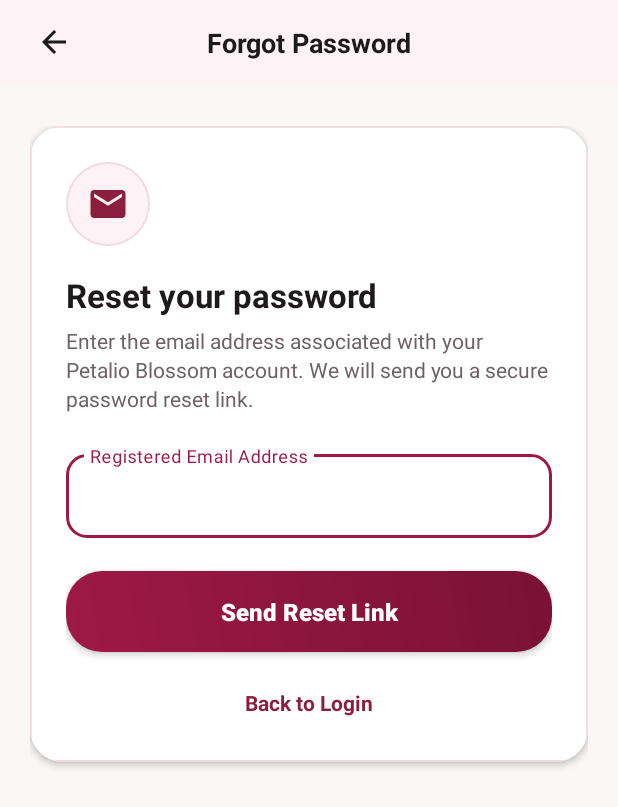
After one commit to Tharushi200/petalio-blossom, an Android app: the ForgotPasswordActivity screen opened directly, with no data from a screen before it, on a phone screen of 412 x 824 dp. The commit adds this screen. Shown: the top 807 px of the screen. Run offline under Robolectric (Android 15) with nearby library versions, the phone set to English and light mode, and no system bars.

Commit message:
feat(mobile,backend): implement Forgot Password email link flow with Nodemailer

```diff
--- a/mobile_app/app/src/main/AndroidManifest.xml
+++ b/mobile_app/app/src/main/AndroidManifest.xml
@@ -28,6 +28,10 @@
 
         <activity
             android:name=".RegisterActivity"
+            android:exported="false" />
+
+        <activity
+            android:name=".ForgotPasswordActivity"
             android:exported="false" />
 
         <!-- Customer Main Navigation Activity (Hosts Browse, Cart, Orders, Profile) -->
--- /dev/null
+++ b/mobile_app/app/src/main/java/com/petalio/blossom/ForgotPasswordActivity.java
@@ -0,0 +1,157 @@
+package com.petalio.blossom;
+
+import android.os.Bundle;
+import android.util.Patterns;
+import android.view.View;
+import android.widget.Button;
+import android.widget.ImageView;
+import android.widget.ProgressBar;
+import android.widget.TextView;
+import android.widget.Toast;
+
+import androidx.annotation.NonNull;
+import androidx.appcompat.app.AppCompatActivity;
+import androidx.cardview.widget.CardView;
+
+import com.google.android.material.textfield.TextInputEditText;
+import com.google.android.material.textfield.TextInputLayout;
+import com.petalio.blossom.network.ApiClient;
+import com.petalio.blossom.network.CommonResponse;
+import com.petalio.blossom.network.ForgotPasswordRequest;
+
+import retrofit2.Call;
+import retrofit2.Callback;
+import retrofit2.Response;
+
+/**
+ * ForgotPasswordActivity requests an email password-reset link via POST /api/auth/forgot-password
+ * and displays a clear inbox confirmation state.
+ */
+public class ForgotPasswordActivity extends AppCompatActivity {
+
+    public static final String EXTRA_PREFILL_EMAIL = "PREFILL_EMAIL";
+
+    private ImageView btnBackForgot;
+    private CardView cardForgotForm;
+    private CardView cardForgotConfirmation;
+    private TextInputLayout tilForgotEmail;
+    private TextInputEditText etForgotEmail;
+    private Button btnSendResetLink;
+    private ProgressBar pbForgotLoading;
+    private TextView tvCancelBackToLogin;
+    private TextView tvResetSentMessage;
+    private Button btnBackToLogin;
+    private TextView tvTryAnotherEmail;
+
+    @Override
+    protected void onCreate(Bundle savedInstanceState) {
+        super.onCreate(savedInstanceState);
+        setContentView(R.layout.activity_forgot_password);
+
+        initViews();
+        prefillEmailFromIntent();
+        setupListeners();
+    }
+
+    private void initViews() {
+        btnBackForgot = findViewById(R.id.btnBackForgot);
+        cardForgotForm = findViewById(R.id.cardForgotForm);
+        cardForgotConfirmation = findViewById(R.id.cardForgotConfirmation);
+        tilForgotEmail = findViewById(R.id.tilForgotEmail);
+        etForgotEmail = findViewById(R.id.etForgotEmail);
+        btnSendResetLink = findViewById(R.id.btnSendResetLink);
+        pbForgotLoading = findViewById(R.id.pbForgotLoading);
+        tvCancelBackToLogin = findViewById(R.id.tvCancelBackToLogin);
+        tvResetSentMessage = findViewById(R.id.tvResetSentMessage);
+        btnBackToLogin = findViewById(R.id.btnBackToLogin);
+        tvTryAnotherEmail = findViewById(R.id.tvTryAnotherEmail);
+    }
+
+    private void prefillEmailFromIntent() {
+        String prefill = getIntent().getStringExtra(EXTRA_PREFILL_EMAIL);
+        if (prefill != null && !prefill.trim().isEmpty() && Patterns.EMAIL_ADDRESS.matcher(prefill.trim()).matches()) {
+            etForgotEmail.setText(prefill.trim());
+        }
+    }
+
+    private void setupListeners() {
+        AnimationUtilsHelper.applyPressScale(btnSendResetLink);
+        AnimationUtilsHelper.applyPressScale(btnBackToLogin);
+
+        View.OnClickListener goBackListener = v -> finishToLogin();
+        btnBackForgot.setOnClickListener(goBackListener);
+        tvCancelBackToLogin.setOnClickListener(goBackListener);
+        btnBackToLogin.setOnClickListener(goBackListener);
+
+        btnSendResetLink.setOnClickListener(v -> submitForgotPassword());
+
+        tvTryAnotherEmail.setOnClickListener(v -> {
+            cardForgotConfirmation.setVisibility(View.GONE);
+            cardForgotForm.setVisibility(View.VISIBLE);
+            etForgotEmail.requestFocus();
+        });
+    }
+
+    private void submitForgotPassword() {
+        String email = etForgotEmail.getText() != null ? etForgotEmail.getText().toString().trim() : "";
+        tilForgotEmail.setError(null);
+
+        if (email.isEmpty() || !Patterns.EMAIL_ADDRESS.matcher(email).matches()) {
+            tilForgotEmail.setError("Please enter a valid email address");
+            etForgotEmail.requestFocus();
+            return;
+        }
+
+        setLoading(true);
+        ApiClient.getApiService(getApplicationContext())
+                .forgotPassword(new ForgotPasswordRequest(email))
+                .enqueue(new Callback<CommonResponse>() {
+                    @Override
+                    public void onResponse(@NonNull Call<CommonResponse> call, @NonNull Response<CommonResponse> response) {
+                        if (isFinishing() || isDestroyed()) return;
+                        setLoading(false);
+
+                        if (response.isSuccessful() && response.body() != null && response.body().isSuccess()) {
+                            showConfirmationState(email);
+                        } else {
+                            String fallback = "Could not send reset link. Please verify your email address.";
+                            String msg = (response.body() != null && !response.body().getMessage().trim().isEmpty())
+                                    ? response.body().getMessage()
+                                    : ApiClient.extractErrorMessage(response, fallback);
+                            tilForgotEmail.setError(msg);
+                            Toast.makeText(ForgotPasswordActivity.this, msg, Toast.LENGTH_LONG).show();
+                        }
+                    }
+
+                    @Override
+                    public void onFailure(@NonNull Call<CommonResponse> call, @NonNull Throwable t) {
+                        if (isFinishing() || isDestroyed()) return;
+                        setLoading(false);
+                        Toast.makeText(
+                                ForgotPasswordActivity.this,
+                                "Unable to reach Petalio server. Please check your connection.",
+                                Toast.LENGTH_LONG
+                        ).show();
+                    }
+                });
+    }
+
+    private void showConfirmationState(String email) {
+        tvResetSentMessage.setText(
+                "Reset link sent to " + email + ". Check your inbox and open the link to set a new password."
+        );
+        cardForgotForm.setVisibility(View.GONE);
+        cardForgotConfirmation.setVisibility(View.VISIBLE);
+    }
+
+    private void setLoading(boolean loading) {
+        btnSendResetLink.setEnabled(!loading);
+        btnSendResetLink.setText(loading ? "Sending Reset Link..." : "Send Reset Link");
+        pbForgotLoading.setVisibility(loading ? View.VISIBLE : View.GONE);
+    }
+
+    private void finishToLogin() {
+        finish();
+        overridePendingTransition(R.anim.slide_in_right_fade, R.anim.slide_out_left_fade);
+    }
+}
--- a/mobile_app/app/src/main/java/com/petalio/blossom/network/ApiService.java
+++ b/mobile_app/app/src/main/java/com/petalio/blossom/network/ApiService.java
@@ -25,6 +25,9 @@ public interface ApiService {
 
     @POST("auth/register-supplier")
     Call<CommonResponse> registerSupplier(@Body SupplierRegisterRequest request);
+
+    @POST("auth/forgot-password")
+    Call<CommonResponse> forgotPassword(@Body ForgotPasswordRequest request);
 
     @POST("auth/reset-password")
     Call<CommonResponse> resetPassword(@Body ResetPasswordRequest request);
--- /dev/null
+++ b/mobile_app/app/src/main/res/layout/activity_forgot_password.xml
@@ -0,0 +1,279 @@
+<?xml version="1.0" encoding="utf-8"?>
+<androidx.constraintlayout.widget.ConstraintLayout xmlns:android="http://schemas.android.com/apk/res/android"
+    xmlns:app="http://schemas.android.com/apk/res-auto"
+    android:layout_width="match_parent"
+    android:layout_height="match_parent"
+    android:background="@color/bg_botanical_light"
+    android:fitsSystemWindows="true">
+
+    <!-- Top Navigation Bar -->
+    <androidx.constraintlayout.widget.ConstraintLayout
+        android:id="@+id/topBarForgotPassword"
+        android:layout_width="0dp"
+        android:layout_height="56dp"
+        android:background="@color/blush_tint_light"
+        android:paddingStart="16dp"
+        android:paddingEnd="16dp"
+        app:layout_constraintEnd_toEndOf="parent"
+        app:layout_constraintStart_toStartOf="parent"
+        app:layout_constraintTop_toTopOf="parent">
+
+        <ImageView
+            android:id="@+id/btnBackForgot"
+            android:layout_width="40dp"
+            android:layout_height="0dp"
+            android:background="?android:attr/selectableItemBackgroundBorderless"
+            android:clickable="true"
+            android:contentDescription="Back"
+            android:focusable="true"
+            android:padding="8dp"
+            android:src="@drawable/ic_arrow_back"
+            app:layout_constraintBottom_toBottomOf="parent"
+            app:layout_constraintStart_toStartOf="parent"
+            app:layout_constraintTop_toTopOf="parent"
+            app:tint="@color/text_primary" />
+
+        <TextView
+            android:layout_width="wrap_content"
+            android:layout_height="wrap_content"
+            android:text="Forgot Password"
+            android:textColor="@color/text_primary"
+            android:textSize="18sp"
+            android:textStyle="bold"
+            app:layout_constraintBottom_toBottomOf="parent"
+            app:layout_constraintEnd_toEndOf="parent"
+            app:layout_constraintStart_toStartOf="parent"
+            app:layout_constraintTop_toTopOf="parent" />
+    </androidx.constraintlayout.widget.ConstraintLayout>
+
+    <ScrollView
+        android:layout_width="0dp"
+        android:layout_height="0dp"
+        android:fillViewport="true"
+        android:scrollbars="none"
+        app:layout_constraintBottom_toBottomOf="parent"
+        app:layout_constraintEnd_toEndOf="parent"
+        app:layout_constraintStart_toStartOf="parent"
+        app:layout_constraintTop_toBottomOf="@id/topBarForgotPassword">
+
+        <LinearLayout
+            android:layout_width="match_parent"
+            android:layout_height="wrap_content"
+            android:orientation="vertical"
+            android:paddingStart="20dp"
+            android:paddingTop="28dp"
+            android:paddingEnd="20dp"
+            android:paddingBottom="32dp">
+
+            <!-- Email Input Card (Visible initially) -->
+            <androidx.cardview.widget.CardView
+                android:id="@+id/cardForgotForm"
+                android:layout_width="match_parent"
+                android:layout_height="wrap_content"
+                app:cardBackgroundColor="@color/card_surface"
+                app:cardCornerRadius="22dp"
+                app:cardElevation="3dp">
+
+                <LinearLayout
+                    android:layout_width="match_parent"
+                    android:layout_height="wrap_content"
+                    android:background="@drawable/bg_card_container"
+                    android:orientation="vertical"
+                    android:padding="24dp">
+
+                    <androidx.constraintlayout.widget.ConstraintLayout
+                        android:layout_width="56dp"
+                        android:layout_height="56dp"
+                        android:background="@drawable/bg_icon_badge_blush">
+
+                        <ImageView
+                            android:layout_width="28dp"
+                            android:layout_height="28dp"
+                            android:contentDescription="Email Icon"
+                            android:src="@drawable/ic_envelope"
+                            app:layout_constraintBottom_toBottomOf="parent"
+                            app:layout_constraintEnd_toEndOf="parent"
+                            app:layout_constraintStart_toStartOf="parent"
+                            app:layout_constraintTop_toTopOf="parent"
+                            app:tint="@color/petalio_burgundy" />
+                    </androidx.constraintlayout.widget.ConstraintLayout>
+
+                    <TextView
+                        android:layout_width="wrap_content"
+                        android:layout_height="wrap_content"
+                        android:layout_marginTop="18dp"
+                        android:text="Reset your password"
+                        android:textColor="@color/text_primary"
+                        android:textSize="22sp"
+                        android:textStyle="bold" />
+
+                    <TextView
+                        android:layout_width="match_parent"
+                        android:layout_height="wrap_content"
+                        android:layout_marginTop="6dp"
+                        android:lineSpacingExtra="3dp"
+                        android:text="Enter the email address associated with your Petalio Blossom account. We will send you a secure password reset link."
+                        android:textColor="@color/text_secondary"
+                        android:textSize="14sp" />
+
+                    <com.google.android.material.textfield.TextInputLayout
+                        android:id="@+id/tilForgotEmail"
+                        style="@style/Widget.MaterialComponents.TextInputLayout.OutlinedBox"
+                        android:layout_width="match_parent"
+                        android:layout_height="wrap_content"
+                        android:layout_marginTop="22dp"
+                        android:hint="Registered Email Address"
+                        android:textColorHint="@color/text_secondary"
+                        app:boxCornerRadiusBottomEnd="14dp"
+                        app:boxCornerRadiusBottomStart="14dp"
+                        app:boxCornerRadiusTopEnd="14dp"
+                        app:boxCornerRadiusTopStart="14dp"
+                        app:boxStrokeColor="@color/primary_brand"
+                        app:boxStrokeWidth="1.2dp"
+                        app:hintTextColor="@color/primary_brand">
+
+                        <com.google.android.material.textfield.TextInputEditText
+                            android:id="@+id/etForgotEmail"
+                            android:layout_width="match_parent"
+                            android:layout_height="wrap_content"
+                            android:inputType="textEmailAddress"
+                            android:maxLines="1"
+                            android:textColor="@color/text_primary"
+                            android:textSize="15sp" />
+                    </com.google.android.material.textfield.TextInputLayout>
+
+                    <androidx.appcompat.widget.AppCompatButton
+                        android:id="@+id/btnSendResetLink"
+                        android:layout_width="match_parent"
+                        android:layout_height="54dp"
+                        android:layout_marginTop="22dp"
+                        android:background="@drawable/bg_primary_button"
+                        android:elevation="3dp"
+                        android:stateListAnimator="@null"
+                        android:text="Send Reset Link"
+                        android:textAllCaps="false"
+                        android:textColor="@color/text_white"
+                        android:textSize="16sp"
+                        android:textStyle="bold" />
+
+                    <ProgressBar
+                        android:id="@+id/pbForgotLoading"
+                        android:layout_width="32dp"
+                        android:layout_height="32dp"
+                        android:layout_gravity="center"
+                        android:layout_marginTop="14dp"
+                        android:indeterminateTint="@color/petalio_burgundy"
+                        android:visibility="gone" />
+
+                    <TextView
+                        android:id="@+id/tvCancelBackToLogin"
+                        android:layout_width="wrap_content"
+                        android:layout_height="wrap_content"
+                        android:layout_gravity="center"
+                        android:layout_marginTop="18dp"
+                        android:clickable="true"
+                        android:focusable="true"
+                        android:padding="6dp"
+                        android:text="Back to Login"
+                        android:textColor="@color/petalio_burgundy"
+                        android:textSize="14sp"
+                        android:textStyle="bold" />
+                </LinearLayout>
+            </androidx.cardview.widget.CardView>
+
+            <!-- Confirmation State Card (Shown after email link is sent) -->
+            <androidx.cardview.widget.CardView
+                android:id="@+id/cardForgotConfirmation"
+                android:layout_width="match_parent"
+                android:layout_height="wrap_content"
+                android:visibility="gone"
+                app:cardBackgroundColor="@color/card_surface"
+                app:cardCornerRadius="22dp"
+                app:cardElevation="3dp">
+
+                <LinearLayout
+                    android:layout_width="match_parent"
+                    android:layout_height="wrap_content"
+                    android:background="@drawable/bg_card_container"
+                    android:gravity="center_horizontal"
+                    android:orientation="vertical"
+                    android:padding="28dp">
+
+                    <androidx.constraintlayout.widget.ConstraintLayout
+                        android:layout_width="64dp"
+                        android:layout_height="64dp"
+                        android:background="@drawable/bg_icon_badge_emerald">
+
+                        <ImageView
+                            android:layout_width="32dp"
+                            android:layout_height="32dp"
+                            android:contentDescription="Email Sent"
+                            android:src="@drawable/ic_verified_badge"
+                            app:layout_constraintBottom_toBottomOf="parent"
+                            app:layout_constraintEnd_toEndOf="parent"
+                            app:layout_constraintStart_toStartOf="parent"
+                            app:layout_constraintTop_toTopOf="parent"
+                            app:tint="@color/emerald_accent" />
+                    </androidx.constraintlayout.widget.ConstraintLayout>
+
+                    <TextView
+                        android:layout_width="wrap_content"
+                        android:layout_height="wrap_content"
+                        android:layout_marginTop="18dp"
+                        android:text="Check Your Inbox"
+                        android:textColor="@color/text_primary"
+                        android:textSize="22sp"
+                        android:textStyle="bold" />
+
+                    <TextView
+                        android:id="@+id/tvResetSentMessage"
+                        android:layout_width="match_parent"
+                        android:layout_height="wrap_content"
+                        android:layout_marginTop="10dp"
+                        android:gravity="center"
+                        android:lineSpacingExtra="4dp"
+                        android:text="Reset link sent to your email. Check your inbox and open the link to set a new password."
+                        android:textColor="@color/text_primary"
+                        android:textSize="15sp" />
+
+                    <TextView
+                        android:layout_width="match_parent"
+                        android:layout_height="wrap_content"
+                        android:layout_marginTop="10dp"
+                        android:gravity="center"
+                        android:text="For your security, the reset link expires in 15 minutes."
+                        android:textColor="@color/text_secondary"
+                        android:textSize="12sp" />
+
+                    <androidx.appcompat.widget.AppCompatButton
+                        android:id="@+id/btnBackToLogin"
+                        android:layout_width="match_parent"
+                        android:layout_height="54dp"
+                        android:layout_marginTop="24dp"
+                        android:background="@drawable/bg_primary_button"
+                        android:elevation="3dp"
+                        android:stateListAnimator="@null"
+                        android:text="Back to Login"
+                        android:textAllCaps="false"
+                        android:textColor="@color/text_white"
+                        android:textSize="16sp"
+                        android:textStyle="bold" />
+
+                    <TextView
+                        android:id="@+id/tvTryAnotherEmail"
+                        android:layout_width="wrap_content"
+                        android:layout_height="wrap_content"
+                        android:layout_marginTop="16dp"
+                        android:clickable="true"
+                        android:focusable="true"
+                        android:padding="6dp"
+                        android:text="Use a different email address"
+                        android:textColor="@color/petalio_burgundy"
+                        android:textSize="13sp"
+                        android:textStyle="bold" />
+                </LinearLayout>
+            </androidx.cardview.widget.CardView>
+
+        </LinearLayout>
+    </ScrollView>
+</androidx.constraintlayout.widget.ConstraintLayout>
```
Also changed, not shown: mobile_app/app/src/main/java/com/petalio/blossom/LoginActivity.java (+18 -103 lines), mobile_app/app/src/main/java/com/petalio/blossom/network/ForgotPasswordRequest.java (added, +16 -0 lines), 4 other files.
